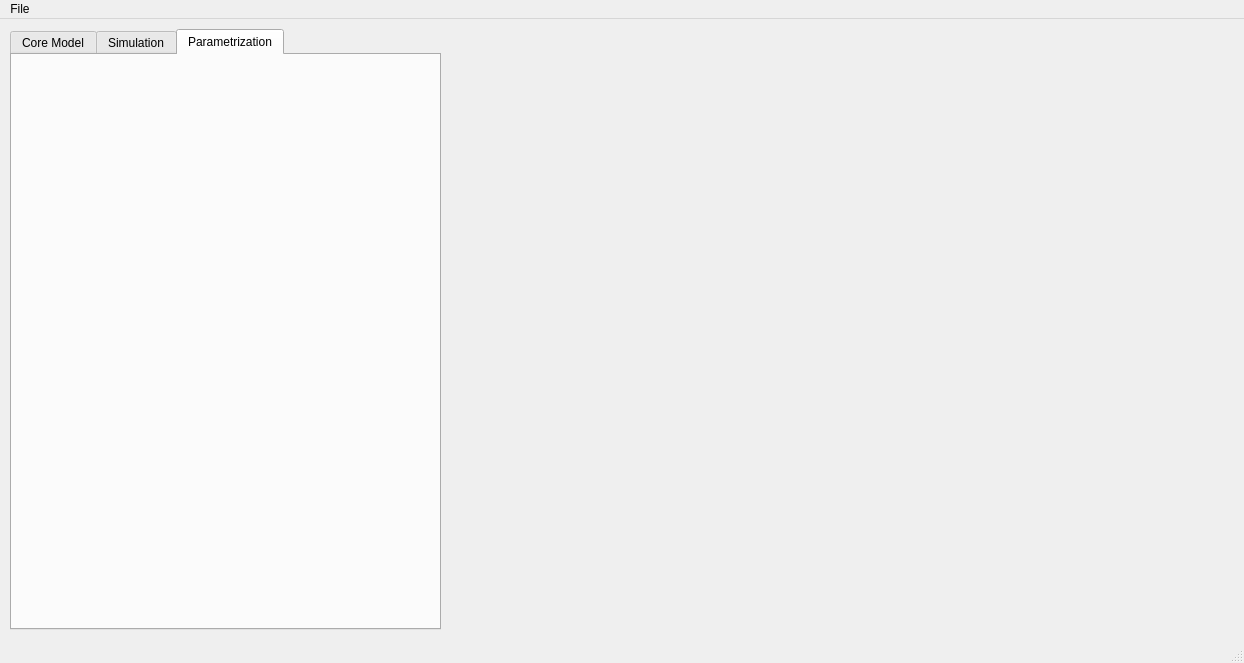
This is Julia.ui in OPM/OpenDect as Qt 5 draws it before an edit. The edited form follows.
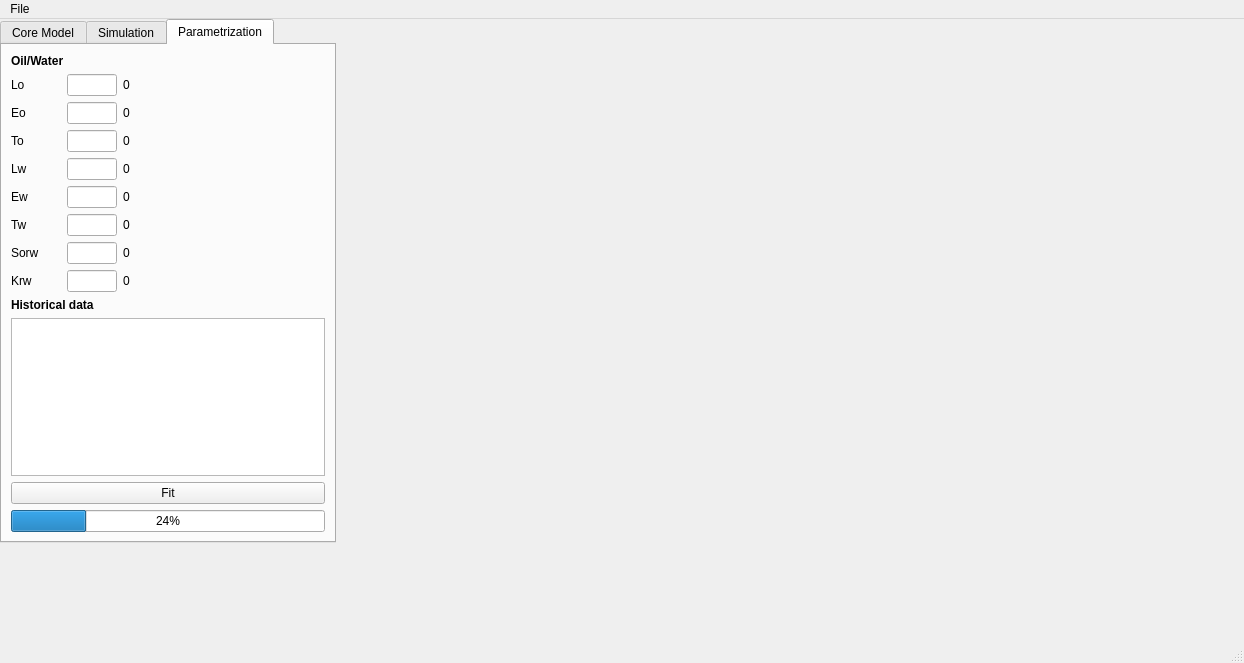
This is the edited form. The open tabs and pages were chosen to show the change.

Diff of the .ui file:
```diff
--- a/Julia.ui
+++ b/Julia.ui
@@ -17,12 +17,15 @@
    <widget class="QTabWidget" name="tabWidget">
     <property name="geometry">
      <rect>
-      <x>10</x>
-      <y>10</y>
-      <width>431</width>
-      <height>601</height>
+      <x>0</x>
+      <y>0</y>
+      <width>336</width>
+      <height>524</height>
      </rect>
     </property>
+    <property name="autoFillBackground">
+     <bool>false</bool>
+    </property>
     <property name="currentIndex">
      <number>0</number>
     </property>
@@ -226,15 +229,424 @@
      <attribute name="title">
       <string>Parametrization</string>
      </attribute>
+     <layout class="QVBoxLayout" name="verticalLayout_3">
+      <item>
+       <widget class="QLabel" name="label_18">
+        <property name="minimumSize">
+         <size>
+          <width>100</width>
+          <height>0</height>
+         </size>
+        </property>
+        <property name="maximumSize">
+         <size>
+          <width>100</width>
+          <height>16777215</height>
+         </size>
+        </property>
+        <property name="font">
+         <font>
+          <weight>75</weight>
+          <bold>true</bold>
+         </font>
+        </property>
+        <property name="text">
+         <string>Oil/Water</string>
+        </property>
+       </widget>
+      </item>
+      <item>
+       <layout class="QGridLayout" name="gridLayout_2">
+        <item row="0" column="0">
+         <widget class="QLabel" name="label_19">
+          <property name="minimumSize">
+           <size>
+            <width>50</width>
+            <height>0</height>
+           </size>
+          </property>
+          <property name="maximumSize">
+           <size>
+            <width>50</width>
+            <height>16777215</height>
+           </size>
+          </property>
+          <property name="text">
+           <string>Lo</string>
+          </property>
+         </widget>
+        </item>
+        <item row="0" column="1">
+         <widget class="QLineEdit" name="lineEdit_11">
+          <property name="minimumSize">
+           <size>
+            <width>50</width>
+            <height>0</height>
+           </size>
+          </property>
+          <property name="maximumSize">
+           <size>
+            <width>50</width>
+            <height>16777215</height>
+           </size>
+          </property>
+         </widget>
+        </item>
+        <item row="0" column="2">
+         <widget class="QLabel" name="label_24">
+          <property name="text">
+           <string>0</string>
+          </property>
+         </widget>
+        </item>
+        <item row="1" column="0">
+         <widget class="QLabel" name="label_20">
+          <property name="minimumSize">
+           <size>
+            <width>50</width>
+            <height>0</height>
+           </size>
+          </property>
+          <property name="maximumSize">
+           <size>
+            <width>50</width>
+            <height>16777215</height>
+           </size>
+          </property>
+          <property name="text">
+           <string>Eo</string>
+          </property>
+         </widget>
+        </item>
+        <item row="1" column="1">
+         <widget class="QLineEdit" name="lineEdit_12">
+          <property name="minimumSize">
+           <size>
+            <width>50</width>
+            <height>0</height>
+           </size>
+          </property>
+          <property name="maximumSize">
+           <size>
+            <width>50</width>
+            <height>16777215</height>
+           </size>
+          </property>
+         </widget>
+        </item>
+        <item row="1" column="2">
+         <widget class="QLabel" name="label_25">
+          <property name="text">
+           <string>0</string>
+          </property>
+         </widget>
+        </item>
+        <item row="2" column="0">
+         <widget class="QLabel" name="label_21">
+          <property name="minimumSize">
+           <size>
+            <width>50</width>
+            <height>0</height>
+           </size>
+          </property>
+          <property name="maximumSize">
+           <size>
+            <width>50</width>
+            <height>16777215</height>
+           </size>
+          </property>
+          <property name="text">
+           <string>To</string>
+          </property>
+         </widget>
+        </item>
+        <item row="2" column="1">
+         <widget class="QLineEdit" name="lineEdit_13">
+          <property name="minimumSize">
+           <size>
+            <width>50</width>
+            <height>0</height>
+           </size>
+          </property>
+          <property name="maximumSize">
+           <size>
+            <width>50</width>
+            <height>16777215</height>
+           </size>
+          </property>
+         </widget>
+        </item>
+        <item row="2" column="2">
+         <widget class="QLabel" name="label_26">
+          <property name="text">
+           <string>0</string>
+          </property>
+         </widget>
+        </item>
+        <item row="3" column="0">
+         <widget class="QLabel" name="label_28">
+          <property name="minimumSize">
+           <size>
+            <width>50</width>
+            <height>0</height>
+           </size>
+          </property>
+          <property name="maximumSize">
+           <size>
+            <width>50</width>
+            <height>16777215</height>
+           </size>
+          </property>
+          <property name="text">
+           <string>Lw</string>
+          </property>
+         </widget>
+        </item>
+        <item row="3" column="1">
+         <widget class="QLineEdit" name="lineEdit_16">
+          <property name="minimumSize">
+           <size>
+            <width>50</width>
+            <height>0</height>
+           </size>
+          </property>
+          <property name="maximumSize">
+           <size>
+            <width>50</width>
+            <height>16777215</height>
+           </size>
+          </property>
+         </widget>
+        </item>
+        <item row="3" column="2">
+         <widget class="QLabel" name="label_27">
+          <property name="text">
+           <string>0</string>
+          </property>
+         </widget>
+        </item>
+        <item row="4" column="0">
+         <widget class="QLabel" name="label_23">
+          <property name="minimumSize">
+           <size>
+            <width>50</width>
+            <height>0</height>
+           </size>
+          </property>
+          <property name="maximumSize">
+           <size>
+            <width>50</width>
+            <height>16777215</height>
+           </size>
+          </property>
+          <property name="text">
+           <string>Ew</string>
+          </property>
+         </widget>
+        </item>
+        <item row="4" column="1">
+         <widget class="QLineEdit" name="lineEdit_15">
+          <property name="minimumSize">
+           <size>
+            <width>50</width>
+            <height>0</height>
+           </size>
+          </property>
+          <property name="maximumSize">
+           <size>
+            <width>50</width>
+            <height>16777215</height>
+           </size>
+          </property>
+         </widget>
+        </item>
+        <item row="4" column="2">
+         <widget class="QLabel" name="label_30">
+          <property name="text">
+           <string>0</string>
+          </property>
+         </widget>
+        </item>
+        <item row="5" column="0">
+         <widget class="QLabel" name="label_22">
+          <property name="minimumSize">
+           <size>
+            <width>50</width>
+            <height>0</height>
+           </size>
+          </property>
+          <property name="maximumSize">
+           <size>
+            <width>50</width>
+            <height>16777215</height>
+           </size>
+          </property>
+          <property name="text">
+           <string>Tw</string>
+          </property>
+         </widget>
+        </item>
+        <item row="5" column="1">
+         <widget class="QLineEdit" name="lineEdit_14">
+          <property name="minimumSize">
+           <size>
+            <width>50</width>
+            <height>0</height>
+           </size>
+          </property>
+          <property name="maximumSize">
+           <size>
+            <width>50</width>
+            <height>16777215</height>
+           </size>
+          </property>
+         </widget>
+        </item>
+        <item row="5" column="2">
+         <widget class="QLabel" name="label_29">
+          <property name="text">
+           <string>0</string>
+          </property>
+         </widget>
+        </item>
+        <item row="6" column="0">
+         <widget class="QLabel" name="label_31">
+          <property name="minimumSize">
+           <size>
+            <width>50</width>
+            <height>0</height>
+           </size>
+          </property>
+          <property name="maximumSize">
+           <size>
+            <width>50</width>
+            <height>16777215</height>
+           </size>
+          </property>
+          <property name="text">
+           <string>Sorw</string>
+          </property>
+         </widget>
+        </item>
+        <item row="6" column="1">
+         <widget class="QLineEdit" name="lineEdit_17">
+          <property name="minimumSize">
+           <size>
+            <width>50</width>
+            <height>0</height>
+           </size>
+          </property>
+          <property name="maximumSize">
+           <size>
+            <width>50</width>
+            <height>16777215</height>
+           </size>
+          </property>
+         </widget>
+        </item>
+        <item row="6" column="2">
+         <widget class="QLabel" name="label_32">
+          <property name="text">
+           <string>0</string>
+          </property>
+         </widget>
+        </item>
+        <item row="7" column="0">
+         <widget class="QLabel" name="label_33">
+          <property name="minimumSize">
+           <size>
+            <width>50</width>
+            <height>0</height>
+           </size>
+          </property>
+          <property name="maximumSize">
+           <size>
+            <width>50</width>
+            <height>16777215</height>
+           </size>
+          </property>
+          <property name="text">
+           <string>Krw</string>
+          </property>
+         </widget>
+        </item>
+        <item row="7" column="1">
+         <widget class="QLineEdit" name="lineEdit_18">
+          <property name="minimumSize">
+           <size>
+            <width>50</width>
+            <height>0</height>
+           </size>
+          </property>
+          <property name="maximumSize">
+           <size>
+            <width>50</width>
+            <height>16777215</height>
+           </size>
+          </property>
+         </widget>
+        </item>
+        <item row="7" column="2">
+         <widget class="QLabel" name="label_34">
+          <property name="text">
+           <string>0</string>
+          </property>
+         </widget>
+        </item>
+       </layout>
+      </item>
+      <item>
+       <widget class="QLabel" name="label_35">
+        <property name="minimumSize">
+         <size>
+          <width>100</width>
+          <height>0</height>
+         </size>
+        </property>
+        <property name="maximumSize">
+         <size>
+          <width>100</width>
+          <height>16777215</height>
+         </size>
+        </property>
+        <property name="font">
+         <font>
+          <weight>75</weight>
+          <bold>true</bold>
+         </font>
+        </property>
+        <property name="text">
+         <string>Historical data</string>
+        </property>
+       </widget>
+      </item>
+      <item>
+       <widget class="QTextEdit" name="textEdit"/>
+      </item>
+      <item>
+       <widget class="QPushButton" name="pushButton_5">
+        <property name="text">
+         <string>Fit</string>
+        </property>
+       </widget>
+      </item>
+      <item>
+       <widget class="QProgressBar" name="progressBar_3">
+        <property name="value">
+         <number>24</number>
+        </property>
+       </widget>
+      </item>
+     </layout>
     </widget>
    </widget>
    <widget class="QWidget" name="widget" native="true">
     <property name="geometry">
      <rect>
-      <x>580</x>
+      <x>500</x>
       <y>60</y>
-      <width>551</width>
-      <height>521</height>
+      <width>631</width>
+      <height>421</height>
      </rect>
     </property>
    </widget>
```
Left out of the diff: 289 changed lines with no effect on the pictures.
